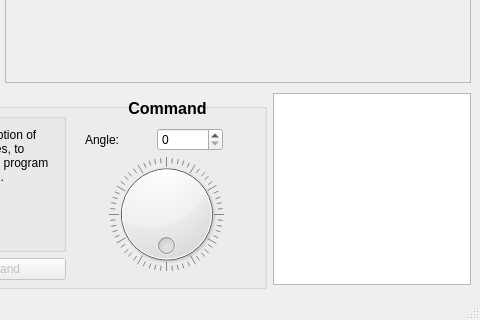
First picture: the form in GUI/MainWindow.ui, repository anderslindmark/PickNPlace, before the edit; both pictures show x 143 to 623 and y 233 to 553 of the 623 by 553 pixel window.
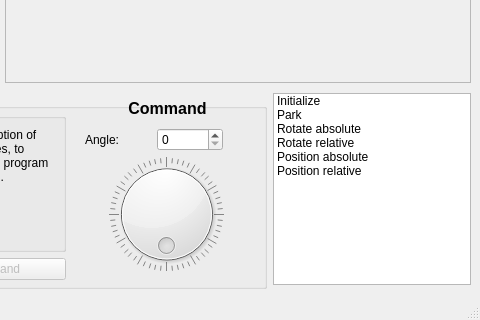
Second picture: the form after the edit.

Commit message: Updated the gui to use a listwidget instead of a listview.

Diff of the .ui file:
```diff
--- a/GUI/MainWindow.ui
+++ b/GUI/MainWindow.ui
@@ -334,13 +334,43 @@
        </widget>
       </item>
       <item>
-       <widget class="QTreeView" name="m_pCommandTreeView" >
+       <widget class="QListWidget" name="m_pCommandsListWidget" >
         <property name="sizePolicy" >
          <sizepolicy vsizetype="Maximum" hsizetype="Maximum" >
           <horstretch>0</horstretch>
           <verstretch>0</verstretch>
          </sizepolicy>
         </property>
+        <item>
+         <property name="text" >
+          <string>Initialize</string>
+         </property>
+        </item>
+        <item>
+         <property name="text" >
+          <string>Park</string>
+         </property>
+        </item>
+        <item>
+         <property name="text" >
+          <string>Rotate absolute</string>
+         </property>
+        </item>
+        <item>
+         <property name="text" >
+          <string>Rotate relative</string>
+         </property>
+        </item>
+        <item>
+         <property name="text" >
+          <string>Position absolute</string>
+         </property>
+        </item>
+        <item>
+         <property name="text" >
+          <string>Position relative</string>
+         </property>
+        </item>
        </widget>
       </item>
      </layout>
```
Left out of the diff: 16 changed lines with no effect on the pictures.
